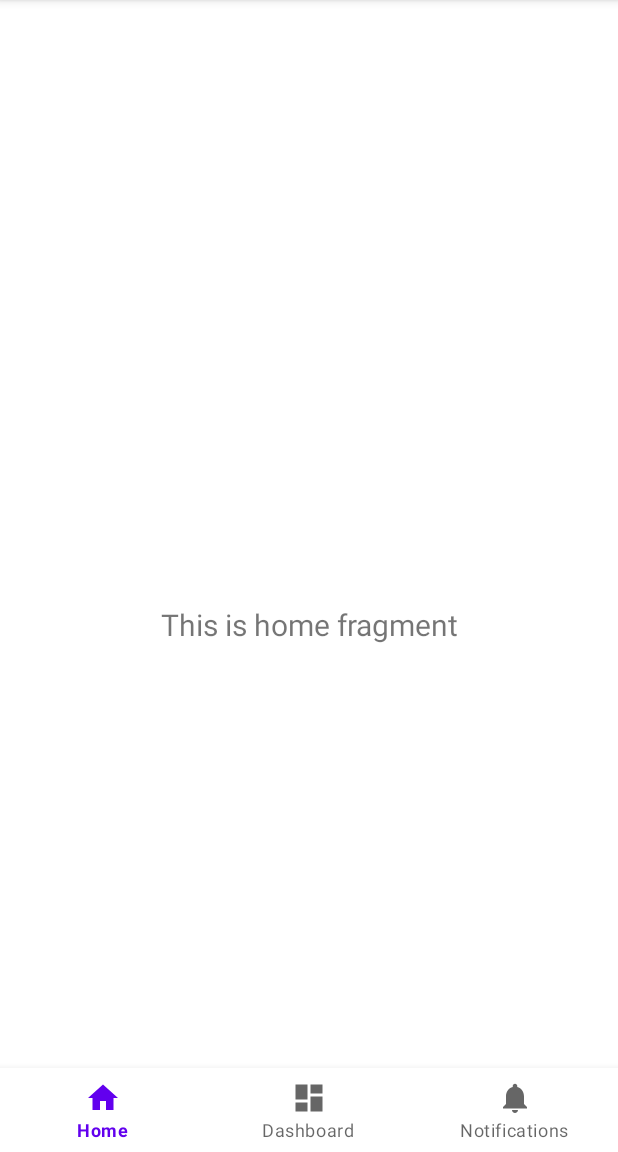
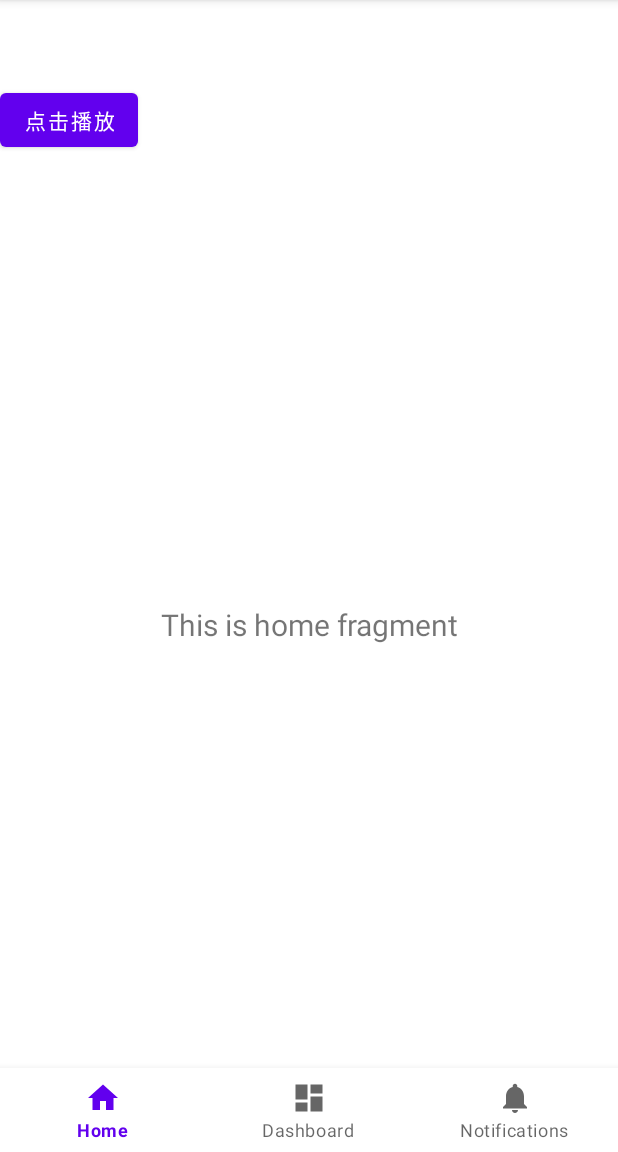
Before and after one commit to kmq116/android-play-audio, an Android app: the screen it shows after launch (MainActivity), on a phone screen of 412 x 824 dp, the part 84-1236 px from its top. Run offline under Robolectric (Android 15) with nearby library versions, the phone set to English and light mode, and no system bars; our stand-ins replace navigation-ui.

Commit message:
feat: 通过点击按钮播放本地音频文件

```diff
--- a/app/src/main/java/com/example/rawaudioplay/MainActivity.java
+++ b/app/src/main/java/com/example/rawaudioplay/MainActivity.java
@@ -16,6 +16,9 @@ import androidx.navigation.ui.NavigationUI;
 import android.media.AudioFormat;
 import android.media.AudioManager;
 import android.media.AudioTrack;
+import android.view.View;
+import android.widget.Button;
+
 import com.example.rawaudioplay.databinding.ActivityMainBinding;
 import java.io.IOException;
 import java.io.InputStream;
@@ -23,13 +26,20 @@ public class MainActivity extends AppCompatActivity {
 
     private static final String TAG = "MainActivity";
     private AudioTrack audioTrack;
+    private Button playButton;
 
     @Override
     protected void onCreate(Bundle savedInstanceState) {
         super.onCreate(savedInstanceState);
         setContentView(R.layout.activity_main);
-
-        playRawAudio();
+        playButton = findViewById(R.id.playButton);
+        playButton.setOnClickListener(new View.OnClickListener() {
+            @Override
+            public void onClick(View v) {
+                // 替换为你的音频文件的网络地址
+               playRawAudio();
+            }
+        });
     }
 
     private void playRawAudio() {
--- a/app/src/main/res/layout/activity_main.xml
+++ b/app/src/main/res/layout/activity_main.xml
@@ -1,6 +1,7 @@
 <?xml version="1.0" encoding="utf-8"?>
 <androidx.constraintlayout.widget.ConstraintLayout xmlns:android="http://schemas.android.com/apk/res/android"
     xmlns:app="http://schemas.android.com/apk/res-auto"
+    xmlns:tools="http://schemas.android.com/tools"
     android:id="@+id/container"
     android:layout_width="match_parent"
     android:layout_height="match_parent"
@@ -30,4 +31,11 @@
         app:layout_constraintTop_toTopOf="parent"
         app:navGraph="@navigation/mobile_navigation" />
 
+    <Button
+        android:id="@+id/playButton"
+        android:layout_width="wrap_content"
+        android:layout_height="wrap_content"
+        android:text="点击播放"
+        android:layout_centerInParent="true"/>
+
 </androidx.constraintlayout.widget.ConstraintLayout>
```
